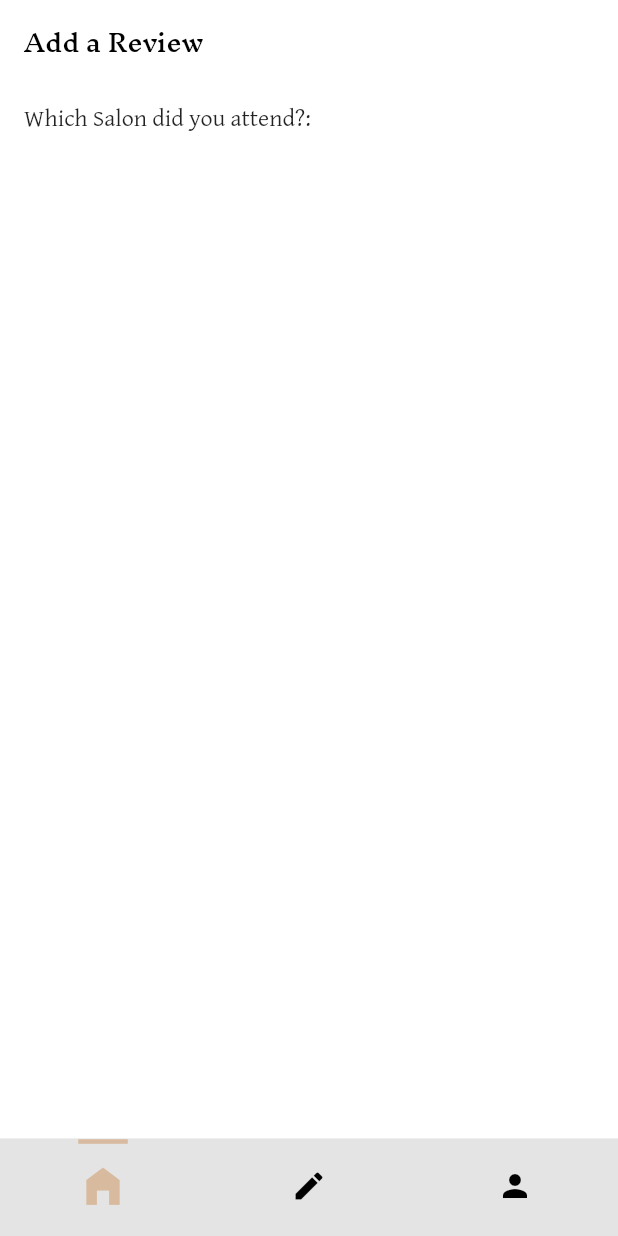
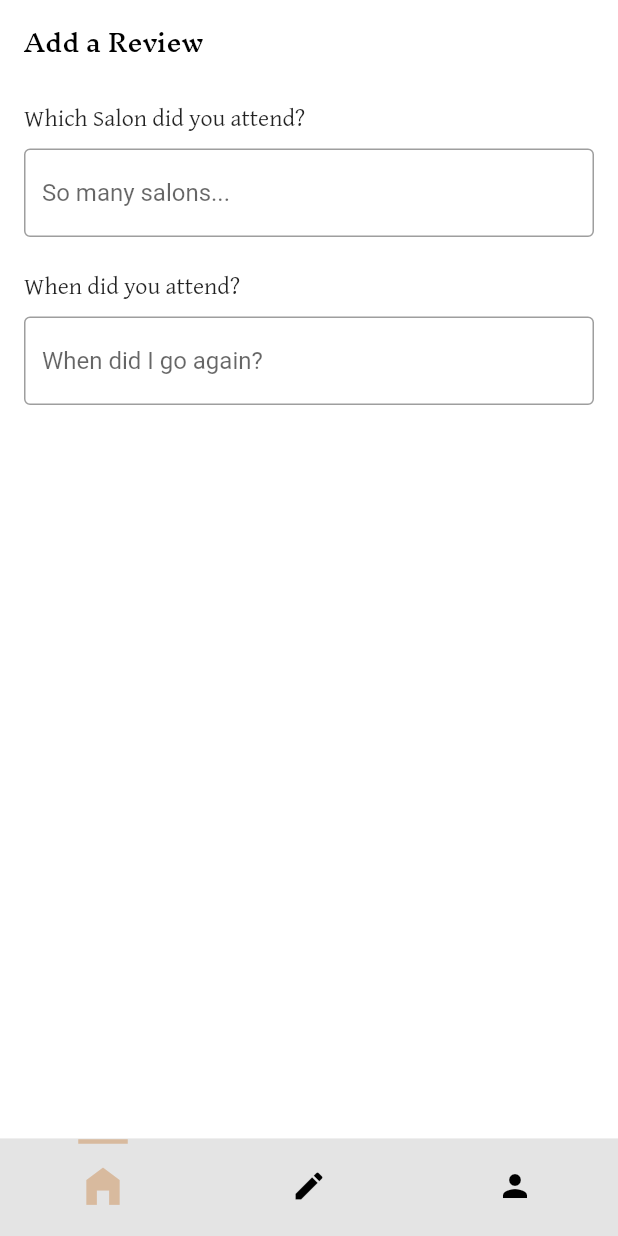
Before and after one commit to zaynob719/YSDirectory, a Flutter app: the screen it shows once a user with an empty profile is signed in, swiped to page 2, on a phone screen of 412 x 824 dp. Run offline on Flutter 3.47's test engine with Material 2 defaults, Android fonts, the phone set to English and light mode, and no system bars; our stand-ins replace cloud_firestore, dots_indicator, firebase_auth, firebase_core, firebase_storage, get and 1 more; accounts and stored records are empty.

```diff
--- a/lib/models/user_details_model.dart
+++ b/lib/models/user_details_model.dart
@@ -1,13 +1,37 @@
+import 'package:cloud_firestore/cloud_firestore.dart';
+
 class UserDetailsModel {
+  final String? id;
   final String name;
+  final String lastName;
+  final String emailAddress;
+  final String password;
   final String city;
-  UserDetailsModel({required this.name, required this.city});
+  UserDetailsModel(
+      {this.id,
+      required this.name,
+      required this.lastName,
+      required this.emailAddress,
+      required this.password,
+      required this.city});
 
-  Map<String, dynamic> getJson() => {
-        'name': name,
-        'city': city,
-      };
+  toJson() {
+    return {
+      "name": name,
+      "lastName": lastName,
+      "emailAddress": emailAddress,
+      "password": password,
+      "city": city
+    };
+  }
+
   factory UserDetailsModel.getModelFromJson(Map<String, dynamic> json) {
-    return UserDetailsModel(name: json["name"], city: json["city"]);
+    return UserDetailsModel(
+        //id: document.id,
+        name: json["name"],
+        lastName: json["lastName"],
+        emailAddress: json["emailAddress"],
+        password: json["password"],
+        city: json["city"]);
   }
 }
--- a/lib/provider/user_details_provider.dart
+++ b/lib/provider/user_details_provider.dart
@@ -7,7 +7,12 @@ class UserDetailsProvider with ChangeNotifier {
   UserDetailsModel userDetails;
 
   UserDetailsProvider()
-      : userDetails = UserDetailsModel(name: 'Loading...', city: 'Loading...');
+      : userDetails = UserDetailsModel(
+            name: 'Loading...',
+            city: 'Loading...',
+            lastName: 'loading',
+            emailAddress: 'loading',
+            password: 'loading');
 
   Future getData() async {
     userDetails = await CloudFirestoreClass().getNameAndCity();
--- a/lib/screens/pages/addReviewPage.dart
+++ b/lib/screens/pages/addReviewPage.dart
@@ -1,3 +1,6 @@
+//import 'dart:ffi';
+
+import 'package:coveredncurly/utils/colors.dart';
 import 'package:coveredncurly/utils/utils.dart';
 import 'package:flutter/material.dart';
 
@@ -9,10 +12,12 @@ class AddReviewPage extends StatefulWidget {
 }
 
 class _AddReviewPageState extends State<AddReviewPage> {
-  //String _selectedSalon = 'Salon 1';
+  TextEditingController salonController = TextEditingController();
+  TextEditingController dateController = TextEditingController();
+  TextEditingController inputController = TextEditingController();
+
   DateTime _selectedDate = DateTime.now();
 
-  // Function to show the date picker dialog
   Future<void> _selectDate(BuildContext context) async {
     final DateTime? picked = await showDatePicker(
         context: context,
@@ -23,6 +28,14 @@ class _AddReviewPageState extends State<AddReviewPage> {
       setState(() {
         _selectedDate = picked;
       });
+  }
+
+  @override
+  void dispose() {
+    super.dispose();
+    salonController.dispose();
+    dateController.dispose();
+    inputController.dispose();
   }
 
   @override
@@ -49,9 +62,34 @@ class _AddReviewPageState extends State<AddReviewPage> {
               child: Column(
                 crossAxisAlignment: CrossAxisAlignment.start,
                 children: [
-                  Text(
-                    'Which Salon did you attend?:',
+                  const Text(
+                    'Which Salon did you attend?',
                     style: TextStyle(fontSize: 16, fontFamily: 'GentiumPlus'),
+                  ),
+                  const SizedBox(height: 10),
+                  TextFormField(
+                      controller: salonController,
+                      decoration: const InputDecoration(
+                        border: OutlineInputBorder(
+                          borderSide: BorderSide(color: brown),
+                        ),
+                        hintText: 'So many salons...',
+                      )),
+                  const SizedBox(
+                    height: 20,
+                  ),
+                  const Text(
+                    'When did you attend?',
+                    style: TextStyle(fontSize: 16, fontFamily: 'GentiumPlus'),
+                  ),
+                  const SizedBox(height: 10),
+                  TextField(
+                      controller: dateController,
+                      decoration: const InputDecoration(
+                          border: OutlineInputBorder(),
+                          hintText: 'When did I go again?')),
+                  const SizedBox(
+                    height: 20,
                   ),
                 ],
               ),
```
Also changed, not shown: lib/screens/pages/DP_home_salon_page.dart (deleted, +0 -55 lines), lib/screens/pages/salon_detail_screen.dart (+149 -57 lines), lib/screens/pages/salon_page_body.dart (deleted, +0 -242 lines), lib/screens/result_screen.dart (+25 -24 lines), lib/services/firebase_storage_service.dart (+19 -19 lines).
